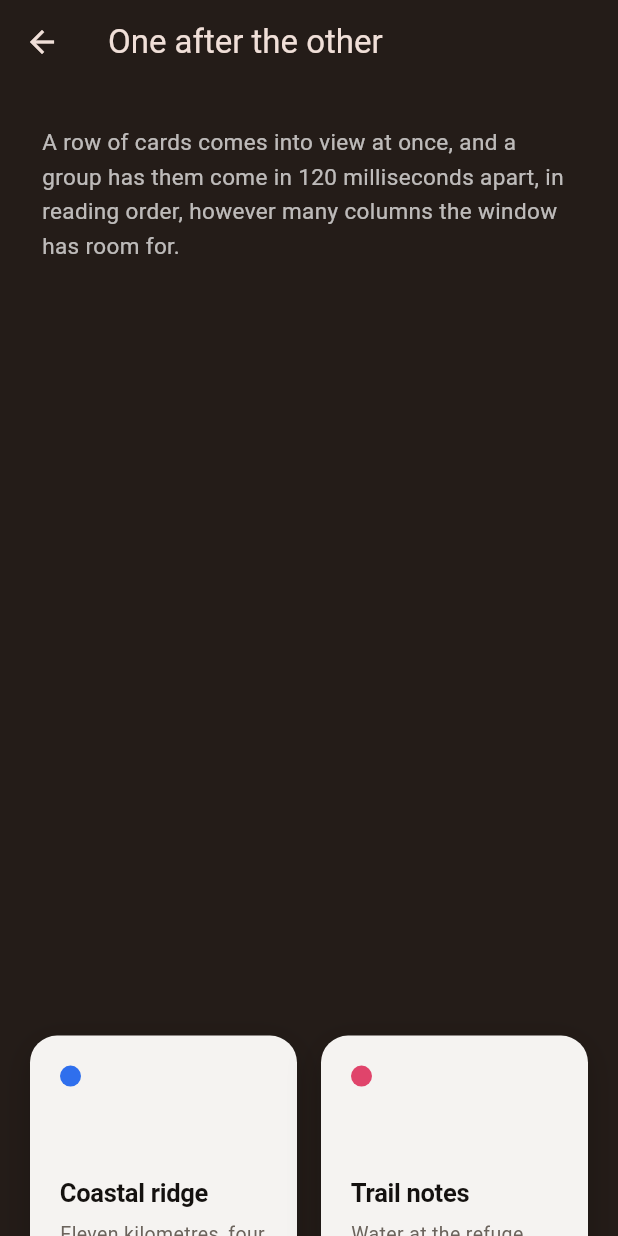
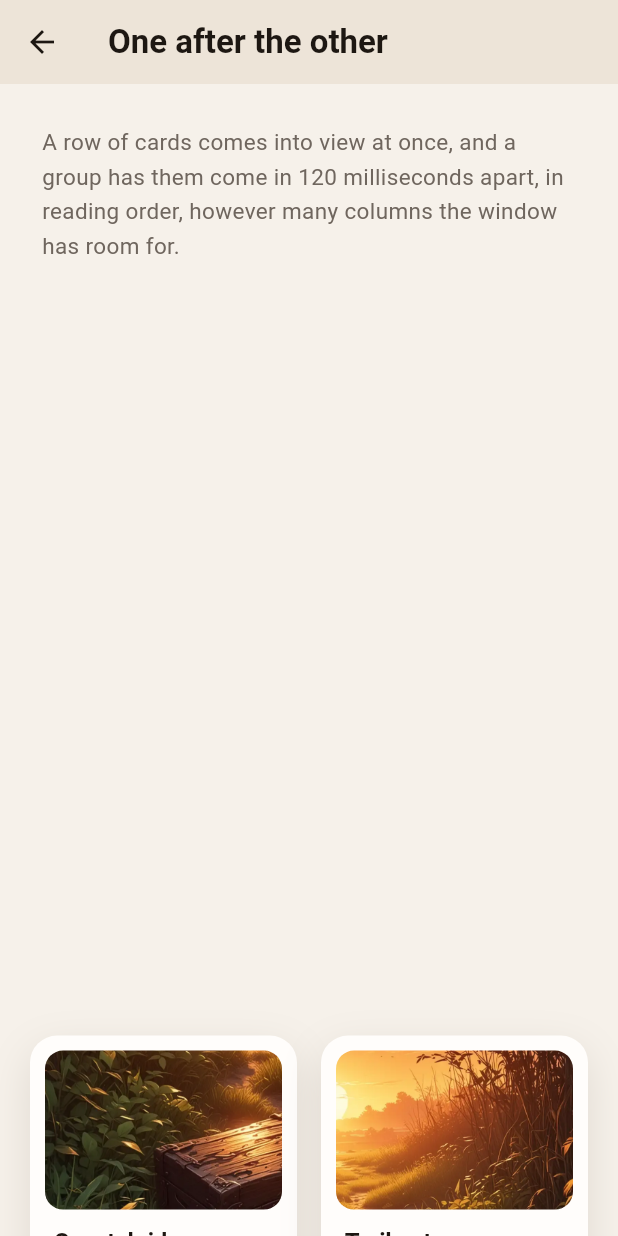
Before and after one commit to raphrmx/simple_reveal, a Flutter app: the screen it shows after launch, after a tap on "One after the other", on a phone screen of 412 x 824 dp. Run offline on Flutter 3.47's test engine with Material 3 defaults, Android fonts, the phone set to English and light mode, and no system bars; project files that could hold a hidden picture were left out.

```diff
--- a/example/lib/main.dart
+++ b/example/lib/main.dart
@@ -7,18 +7,31 @@ import 'smooth_wheel.dart';
 
 void main() => runApp(const ExampleApp());
 
-const Color _ink = Color(0xFF14110F);
-const Color _card = Color(0xF7FCFAF8);
-const Color _dusk = Color(0xFF241C18);
-const Color _muted = Color(0xFF6B635C);
+const Color _paper = Color(0xFFF6F1EA);
+const Color _sand = Color(0xFFEDE4D8);
+const Color _white = Color(0xFFFFFDFB);
+const Color _ink = Color(0xFF1D1712);
+const Color _muted = Color(0xFF6F665E);
+const Color _accent = Color(0xFFD9692E);
+
+const String _photo = 'assets/images/trail.webp';
+
+/// The soft shadow under every card.
+const List<BoxShadow> _shadow = <BoxShadow>[
+  BoxShadow(color: Color(0x1F3B2A1A), blurRadius: 24, offset: Offset(0, 10)),
+];
 
 /// One entry of the content revealed, the same copy on every screen.
 class _Note {
-  const _Note(this.dot, this.title, this.detail);
+  const _Note(this.dot, this.title, this.detail, this.crop, this.closer);
 
   final Color dot;
   final String title;
   final String detail;
+
+  /// The part of the photo its picture shows, and how close.
+  final Alignment crop;
+  final double closer;
 }
 
 const List<_Note> _notes = <_Note>[
@@ -26,36 +39,50 @@ const List<_Note> _notes = <_Note>[
     Color(0xFF2F6FED),
     'Coastal ridge',
     'Eleven kilometres, four hours, no shade after the pass.',
+    Alignment(-0.8, 0.3),
+    2.2,
   ),
   _Note(
     Color(0xFFE0446B),
     'Trail notes',
     'Water at the refuge only. The upper section stays icy.',
+    Alignment(0.7, -0.6),
+    2,
   ),
   _Note(
     Color(0xFF2FA36B),
     'Gear list',
     'Poles, two litres, a shell. Leave the rope behind.',
+    Alignment(0, 0.9),
+    2.4,
   ),
   _Note(
-    Color(0xFFEBB53C),
+    Color(0xFFD99A1E),
     'Weather',
     'Clear until the afternoon, then wind from the south.',
+    Alignment(0.4, -0.9),
+    1.8,
   ),
   _Note(
     Color(0xFF7A5AF0),
     'Getting there',
     'Bus at 6.40 from the village, last one back at 19.10.',
+    Alignment(0.9, 0.6),
+    2.6,
   ),
   _Note(
     Color(0xFFE8734A),
     'Permits',
     'None needed below the col. The reserve asks for one.',
+    Alignment(-0.5, -0.4),
+    1.7,
   ),
   _Note(
-    Color(0xFF3FB6C4),
+    Color(0xFF2FA0AE),
     'Signal',
     'Patchy along the ridge, nothing at all in the valley.',
+    Alignment(0.2, 0.3),
+    2,
   ),
 ];
 
@@ -79,10 +106,9 @@ class ExampleApp extends StatelessWidget {
       scrollBehavior: const _DragScrollBehavior(),
       theme: ThemeData(
         colorScheme: ColorScheme.fromSeed(
-          seedColor: const Color(0xFFE07A3F),
-          brightness: Brightness.dark,
+          seedColor: _accent,
         ),
-        scaffoldBackgroundColor: _dusk,
+        scaffoldBackgroundColor: _paper,
         useMaterial3: true,
       ),
       // The switch on the menu reaches the demos the way the platform would,
@@ -145,7 +171,7 @@ class _Menu extends StatelessWidget {
                 'Blocks that come into place as they come into view: faded, '
                 'slid, zoomed, blurred, turned or flipped, on a timer or with '
                 'the scroll.',
-                style: TextStyle(fontSize: 15, color: Color(0x99FFFFFF)),
+                style: TextStyle(fontSize: 15, height: 1.5, color: _muted),
               ),
               const SizedBox(height: 20),
               const _ReduceMotionSwitch(),
@@ -240,8 +266,10 @@ class _Menu extends StatelessWidget {
     return Padding(
       padding: const EdgeInsets.only(bottom: 10),
       child: Material(
-        color: const Color(0x14FFFFFF),
+        color: _white,
         borderRadius: BorderRadius.circular(14),
+        elevation: 2,
+        shadowColor: const Color(0x403B2A1A),
         child: InkWell(
           borderRadius: BorderRadius.circular(14),
           onTap: () => Navigator.of(context).push(
@@ -267,13 +295,13 @@ class _Menu extends StatelessWidget {
                         detail,
                         style: const TextStyle(
                           fontSize: 13,
-                          color: Color(0x99FFFFFF),
+                          color: _muted,
                         ),
                       ),
                     ],
                   ),
                 ),
-                const Icon(Icons.chevron_right, color: Color(0x66FFFFFF)),
+                const Icon(Icons.chevron_right, color: _accent),
               ],
             ),
           ),
@@ -297,9 +325,9 @@ class _Section extends StatelessWidget {
         label.toUpperCase(),
         style: const TextStyle(
           fontSize: 12,
-          fontWeight: FontWeight.w600,
+          fontWeight: FontWeight.w700,
           letterSpacing: 2.4,
-          color: Color(0x99FFFFFF),
+          color: _accent,
         ),
       ),
     );
@@ -313,8 +341,10 @@ class _ReduceMotionSwitch extends StatelessWidget {
   @override
   Widget build(BuildContext context) {
     return Material(
-      color: const Color(0x14FFFFFF),
+      color: _white,
       borderRadius: BorderRadius.circular(14),
+      elevation: 2,
+      shadowColor: const Color(0x403B2A1A),
       clipBehavior: Clip.antiAlias,
       child: ValueListenableBuilder<bool>(
         valueListenable: _reduceMotion,
@@ -330,7 +360,7 @@ class _ReduceMotionSwitch extends StatelessWidget {
           subtitle: const Text(
             'What the demos look like with the system setting on: every '
             'block is simply in place.',
-            style: TextStyle(fontSize: 13, color: Color(0x99FFFFFF)),
+            style: TextStyle(fontSize: 13, color: _muted),
           ),
         ),
       ),
@@ -349,8 +379,13 @@ class _Screen extends StatelessWidget {
   Widget build(BuildContext context) {
     return Scaffold(
       appBar: AppBar(
-        title: Text(title),
-        backgroundColor: _dusk,
+        title: Text(
+          title,
+          style: const TextStyle(fontWeight: FontWeight.w700, color: _ink),
+        ),
+        backgroundColor: _sand,
+        foregroundColor: _ink,
+        surfaceTintColor: Colors.transparent,
         leading: IconButton(
           icon: const Icon(Icons.arrow_back),
           onPressed: () => Navigator.of(context).pop(),
@@ -376,7 +411,7 @@ class _Lead extends StatelessWidget {
         style: const TextStyle(
           fontSize: 15,
           height: 1.5,
-          color: Color(0xB3FFFFFF),
+          color: _muted,
         ),
       ),
     );
@@ -393,7 +428,39 @@ class _Gap extends StatelessWidget {
       SizedBox(height: MediaQuery.sizeOf(context).height * 0.6);
 }
 
-/// A note as a row, inset from the edges of the page.
+/// A crop of the trail photo, filling its box.
+class _Photo extends StatelessWidget {
+  const _Photo(this.note, {this.radius = 12, this.wider = 1});
+
+  final _Note note;
+  final double radius;
+
+  /// How much more of the photo it shows than the note's own crop.
+  final double wider;
+
+  @override
+  Widget build(BuildContext context) {
+    final double closer = note.closer / wider;
+    Widget image = Image.asset(
+      _photo,
+      fit: BoxFit.cover,
+      alignment: note.crop,
+      width: double.infinity,
+      height: double.infinity,
+    );
+    if (closer > 1) {
+      image =
+          Transform.scale(scale: closer, alignment: note.crop, child: image);
+    }
+    return ClipRRect(
+      borderRadius: BorderRadius.circular(radius),
+      child: image,
+    );
+  }
+}
+
+/// A note as a row, inset from the edges of the page: its picture, then a tag
+/// naming what the row shows, its title and its line.
 class _Row extends StatelessWidget {
   const _Row(this.note, {this.label});
 
@@ -410,29 +477,16 @@ class _Row extends StatelessWidget {
         constraints: const BoxConstraints(maxWidth: 560),
         child: Container(
           margin: const EdgeInsets.symmetric(horizontal: 24, vertical: 9),
-          padding: const EdgeInsets.fromLTRB(22, 18, 22, 18),
+          padding: const EdgeInsets.all(10),
           decoration: BoxDecoration(
-            color: _card,
-            borderRadius: BorderRadius.circular(16),
-            boxShadow: const <BoxShadow>[
-              BoxShadow(
-                color: Color(0x33000000),
-                blurRadius: 18,
-                offset: Offset(0, 6),
-              ),
-            ],
+            color: _white,
+            borderRadius: BorderRadius.circular(18),
+            boxShadow: _shadow,
           ),
           child: Row(
             children: <Widget>[
-              Container(
-                width: 14,
-                height: 14,
-                decoration: BoxDecoration(
-                  color: note.dot,
-                  shape: BoxShape.circle,
-                ),
-              ),
-              const SizedBox(width: 16),
+              SizedBox(width: 92, height: 68, child: _Photo(note)),
+              const SizedBox(width: 18),
               Expanded(
                 child: Column(
                   crossAxisAlignment: CrossAxisAlignment.start,
@@ -442,7 +496,7 @@ class _Row extends StatelessWidget {
                         label,
                         style: TextStyle(
                           fontSize: 11,
-                          fontWeight: FontWeight.w700,
+                          fontWeight: FontWeight.w800,
                           letterSpacing: 1.6,
                           color: note.dot,
                         ),
@@ -452,9 +506,9 @@ class _Row extends StatelessWidget {
                     Text(
                       note.title,
                       style: const TextStyle(
-                        fontSize: 16,
-                        fontWeight: FontWeight.w600,
-                        letterSpacing: -0.2,
+                        fontSize: 17,
+                        fontWeight: FontWeight.w700,
+                        letterSpacing: -0.3,
                         color: _ink,
                       ),
                     ),
@@ -474,7 +528,8 @@ class _Row extends StatelessWidget {
   }
 }
 
-/// A note as a card, for grids and carousels.
+/// A note as a card, for grids and carousels: its picture over its title and
+/// its line.
 class _Card extends StatelessWidget {
   const _Card(this.note);
 
@@ -484,42 +539,38 @@ class _Card extends StatelessWidget {
   Widget build(BuildContext context) {
     return Container(
       height: 200,
-      padding: const EdgeInsets.all(20),
+      padding: const EdgeInsets.all(10),
       decoration: BoxDecoration(
-        color: _card,
+        color: _white,
         borderRadius: BorderRadius.circular(18),
-        boxShadow: const <BoxShadow>[
-          BoxShadow(
-            color: Color(0x33000000),
-            blurRadius: 18,
-            offset: Offset(0, 6),
-          ),
-        ],
+        boxShadow: _shadow,
       ),
       child: Column(
         crossAxisAlignment: CrossAxisAlignment.start,
         children: <Widget>[
-          Container(
-            width: 14,
-            height: 14,
-            decoration: BoxDecoration(color: note.dot, shape: BoxShape.circle),
-          ),
-          const Spacer(),
-          Text(
+          Expanded(child: _Photo(note)),
+          const SizedBox(height: 10),
+          Padding(
+            padding: const EdgeInsets.symmetric(horizontal: 6),
+            child: Text(
               note.title,
               style: const TextStyle(
-              fontSize: 17,
-              fontWeight: FontWeight.w600,
+                fontSize: 16,
+                fontWeight: FontWeight.w700,
                 letterSpacing: -0.2,
                 color: _ink,
               ),
             ),
-          const SizedBox(height: 6),
-          Text(
+          ),
+          const SizedBox(height: 3),
+          Padding(
+            padding: const EdgeInsets.fromLTRB(6, 0, 6, 4),
+            child: Text(
               note.detail,
-            maxLines: 3,
+              maxLines: 2,
               overflow: TextOverflow.ellipsis,
-            style: const TextStyle(fontSize: 13, height: 1.45, color: _muted),
+              style: const TextStyle(fontSize: 12, height: 1.4, color: _muted),
+            ),
           ),
         ],
       ),
@@ -1039,8 +1090,9 @@ class _Chapter extends StatelessWidget {
             margin: const EdgeInsets.symmetric(horizontal: 24, vertical: 40),
             padding: const EdgeInsets.all(28),
             decoration: BoxDecoration(
-              color: _card,
+              color: _white,
               borderRadius: BorderRadius.circular(20),
+              boxShadow: _shadow,
             ),
             child: Column(
               crossAxisAlignment: CrossAxisAlignment.start,
@@ -1150,18 +1202,26 @@ class _Tile extends StatelessWidget {
 
   @override
   Widget build(BuildContext context) {
-    return Container(
+    return SizedBox(
       width: double.infinity,
-      height: 180,
-      padding: const EdgeInsets.all(24),
+      height: 190,
+      child: Stack(
+        fit: StackFit.expand,
+        children: <Widget>[
+          _Photo(note, radius: 22, wider: 1.6),
+          DecoratedBox(
             decoration: BoxDecoration(
               borderRadius: BorderRadius.circular(22),
-        gradient: LinearGradient(
-          begin: Alignment.topLeft,
-          end: Alignment.bottomRight,
-          colors: <Color>[note.dot, _noteAt(_notes.indexOf(note) + 1).dot],
+              gradient: const LinearGradient(
+                begin: Alignment.topCenter,
+                end: Alignment.bottomCenter,
+                colors: <Color>[Color(0x00000000), Color(0x99000000)],
+                stops: <double>[0.4, 1],
               ),
             ),
+          ),
+          Padding(
+            padding: const EdgeInsets.all(24),
             child: Column(
               crossAxisAlignment: CrossAxisAlignment.start,
               mainAxisAlignment: MainAxisAlignment.end,
@@ -1170,9 +1230,9 @@ class _Tile extends StatelessWidget {
                   label,
                   style: const TextStyle(
                     fontSize: 12,
-              fontWeight: FontWeight.w700,
+                    fontWeight: FontWeight.w800,
                     letterSpacing: 2,
-              color: Color(0xCCFFFFFF),
+                    color: Color(0xE6FFFFFF),
                   ),
                 ),
                 const SizedBox(height: 6),
@@ -1180,8 +1240,12 @@ class _Tile extends StatelessWidget {
                   note.title,
                   style: const TextStyle(
                     fontSize: 26,
-              fontWeight: FontWeight.w700,
+                    fontWeight: FontWeight.w800,
+                    letterSpacing: -0.5,
                     color: Color(0xFFFFFFFF),
+                  ),
+                ),
+              ],
             ),
           ),
         ],
--- a/lib/src/look.dart
+++ b/lib/src/look.dart
@@ -162,10 +162,11 @@ class RevealLook {
   }
 
   /// Whether anything of the block is drawn, [shown] of the way through its
-  /// reveal, for a block of [size]: its content, or the panel of its wipe.
+  /// reveal, for a block of [size]: its content, or the panel of its wipe,
+  /// which keeps to the content and its fade.
   bool drawsAt(double shown, Size size) {
+    if (alphaAt(shown) == 0) return false;
     if (wipe?.color != null) return true;
-    if (alphaAt(shown) == 0) return false;
     final Rect? opening = openingAt(shown, size);
     return opening == null || (opening.width > 0 && opening.height > 0);
   }
```
Also changed, not shown: lib/src/properties.dart (+5 -3 lines), lib/src/reveal_box.dart (+130 -17 lines), doc/curtains.webp, doc/page.webp, doc/scrub.webp, 7 other files. Lines whose indentation alone changed are shown as unchanged.
